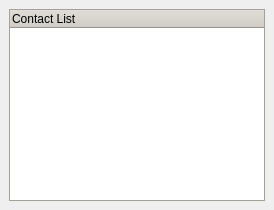
The window that wengophone/src/presentation/qt/contactlist/ContactList.ui (tkrotoff/WengoPhone) describes before a commit, drawn with Qt 5.
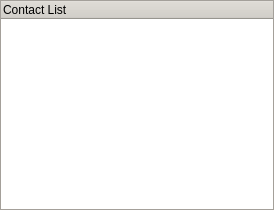
The same window after the commit.

What changed in the file:
```diff
--- a/wengophone/src/presentation/qt/contactlist/ContactList.ui
+++ b/wengophone/src/presentation/qt/contactlist/ContactList.ui
@@ -14,10 +14,10 @@
   </property>
   <layout class="QGridLayout" >
    <property name="margin" >
-    <number>9</number>
+    <number>0</number>
    </property>
    <property name="spacing" >
-    <number>6</number>
+    <number>0</number>
    </property>
    <item row="0" column="0" >
     <widget class="QTreeWidget" name="treeWidget" >
```
Left out of the diff: 4 changed lines with no effect on the pictures.
